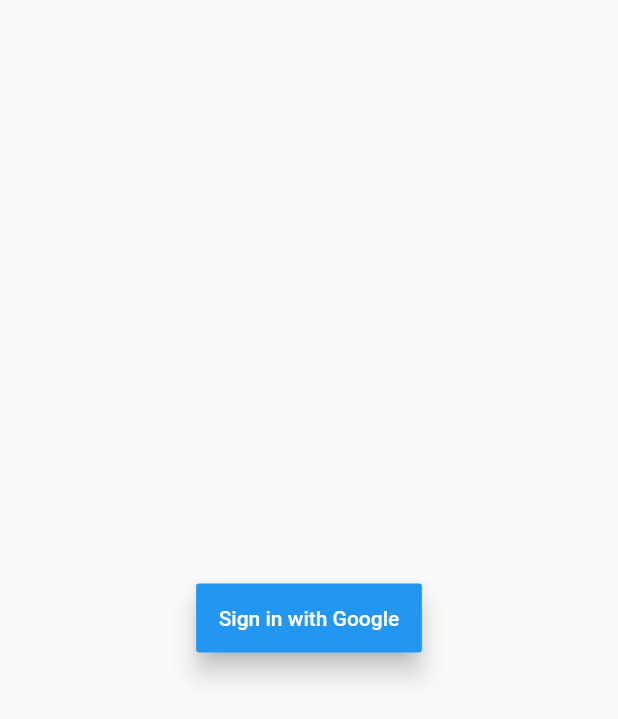
After one commit to Nikhil713/MecDrive-Prototype, a Flutter app: the screen it shows after launch, after a tap on "Sign in with Google", on a phone screen of 412 x 824 dp. The commit adds this screen. Shown: the top 719 px of the screen. Run offline on Flutter 3.47's test engine with Material 2 defaults, Android fonts, the phone set to English and light mode, and no system bars; our stand-ins replace cached_network_image, firebase_auth, google_sign_in; accounts and stored records are empty; network calls fail.

Commit message:
Google authentication fixed

```diff
--- /dev/null
+++ b/lib/authentication/googleAuth.dart
@@ -0,0 +1,71 @@
+import 'package:firebase_auth/firebase_auth.dart';
+import 'package:flutter/material.dart';
+import 'package:google_sign_in/google_sign_in.dart';
+import 'package:mec_drive/authentication/signInScreen.dart';
+
+class GoogleAuth extends StatefulWidget {
+  @override
+  _GoogleAuthState createState() => _GoogleAuthState();
+}
+
+class _GoogleAuthState extends State<GoogleAuth> {
+
+  final FirebaseAuth _auth = FirebaseAuth.instance;
+  final GoogleSignIn googleSignIn = GoogleSignIn();
+
+  //Sign In
+  Future<FirebaseUser> signInWithGoogle() async {
+    final GoogleSignInAccount googleSignInAccount = await googleSignIn.signIn();
+    final GoogleSignInAuthentication googleSignInAuthentication =
+        await googleSignInAccount.authentication;
+
+    final AuthCredential credential = GoogleAuthProvider.getCredential(
+      accessToken: googleSignInAuthentication.accessToken,
+      idToken: googleSignInAuthentication.idToken
+    );
+
+    final user = await _auth.signInWithCredential(credential);
+    assert(!user.isAnonymous);
+    assert(await user.getIdToken()!=null);
+
+    final FirebaseUser currUser = await _auth.currentUser();
+    assert(user.uid == currUser.uid);
+
+    return user;
+  }
+
+
+  //Sign out
+  void signOutGoogle() async {
+    await googleSignIn.signOut();
+  }
+
+  @override
+  Widget build(BuildContext context) {
+    return Scaffold(
+      body: Center(
+        child: Column(
+          mainAxisAlignment: MainAxisAlignment.center,
+          children: <Widget>[
+            RaisedButton(
+              padding: EdgeInsets.all(15.0),
+              child: Text("Sign in with Google"),
+              color: Colors.blue,
+              textColor: Colors.white,
+              elevation: 7.0,
+              onPressed: (){
+                signInWithGoogle().then((user) {
+                  Navigator.of(context).push(MaterialPageRoute(
+                    builder: (context){
+                      return SignInScreen(user);
+                    }
+                  ));
+                });
+              }
+            )
+          ],
+        ),
+      ),
+    );
+  }
+}
--- a/lib/driverlist/driverList.dart
+++ b/lib/driverlist/driverList.dart
@@ -1,5 +1,5 @@
 import 'package:flutter/material.dart';
-import './rides_Card.dart';
+import './rides_card.dart';
 
 class DriversListPage extends StatelessWidget {
   // Hard Coded Data
--- a/lib/main.dart
+++ b/lib/main.dart
@@ -1,9 +1,10 @@
 import 'package:flutter/material.dart';
-import 'package:mec_drive/authentication/httpRequest.dart';
-import 'package:mec_drive/authentication/newSignup.dart';
-import 'HomeScreen/homeScreen.dart';
-import 'driverlist/driverList.dart';
-import 'splashscreen/splashscreen.dart';
+import 'package:mec_drive/authentication/googleAuth.dart';
+//import 'package:mec_drive/authentication/httpRequest.dart';
+//import 'package:mec_drive/authentication/newSignup.dart';
+//import 'HomeScreen/homeScreen.dart';
+//import 'driverlist/driverList.dart';
+//import 'splashscreen/splashscreen.dart';
 import './profile_page/profile.dart';
 
 void main() => runApp(MyApp());
@@ -13,7 +14,7 @@ class MyApp extends StatelessWidget {
   Widget build(BuildContext context) {
     return MaterialApp(
       title: "carpool",
-      home: ProfilePage(),
+      home: GoogleAuth()
       // home: Http(),
       // home: DriversListPage(),
       // home: Loading(),
--- a/pubspec.yaml
+++ b/pubspec.yaml
@@ -11,6 +11,9 @@ dependencies:
   cupertino_icons: ^0.1.2
   datetime_picker_formfield:
   http: ^0.12.0
+  firebase_auth: ^0.11.1
+  google_sign_in: ^4.0.1+3
+  cached_network_image:
 
 dev_dependencies:
   flutter_test:
```
Also changed, not shown: lib/authentication/signInScreen.dart (added, +46 -0 lines), pubspec.lock, 5 other files.
